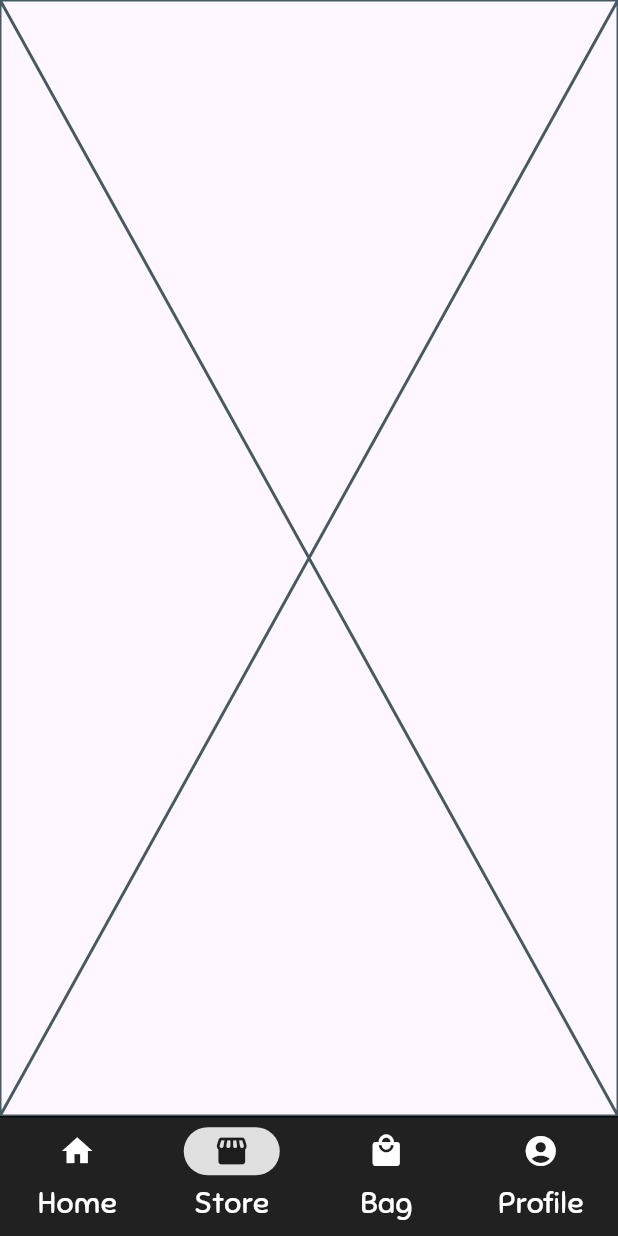
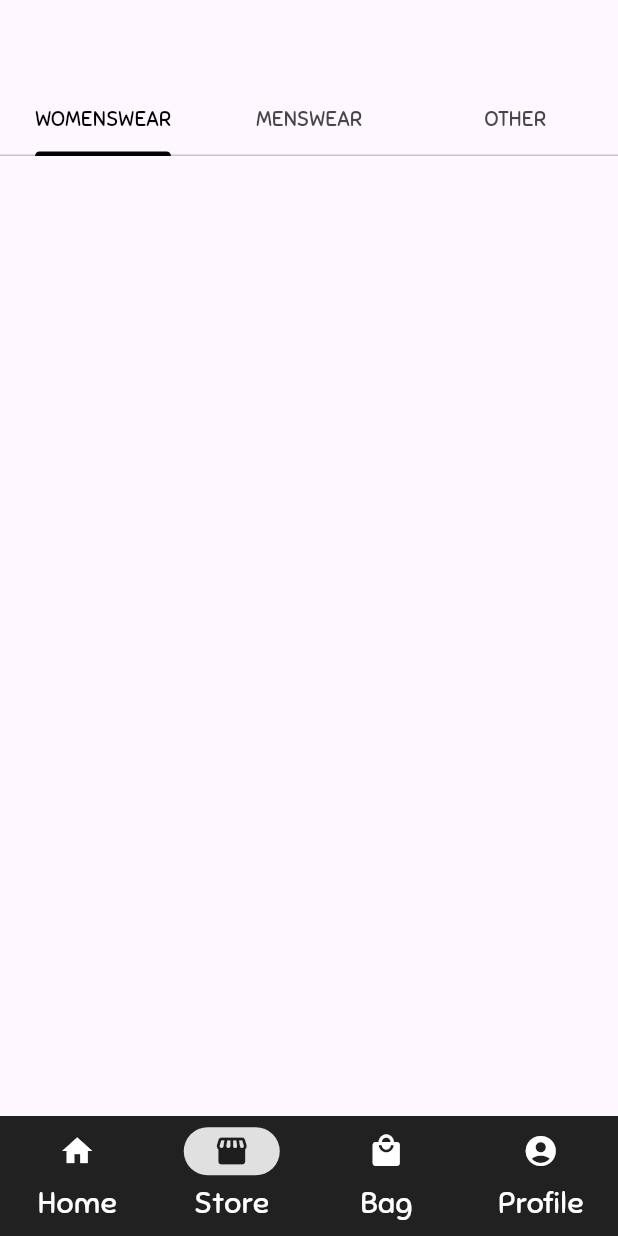
Before and after one commit to ChicoQuemador1/Garment, a Flutter app: the screen it shows once a user with an empty profile is signed in, item 2 of the bottom bar chosen, on a phone screen of 412 x 824 dp. Run offline on Flutter 3.47's test engine with Material 3 defaults, Android fonts, the phone set to English and light mode, and no system bars; our stand-ins replace cloud_firestore, firebase_auth, firebase_core; accounts and stored records are empty.

Commit message:
Additions to Store Page

```diff
--- a/Application/garment/lib/pages/main/store_page.dart
+++ b/Application/garment/lib/pages/main/store_page.dart
@@ -1,4 +1,7 @@
+// ignore_for_file: prefer_const_constructors, prefer_const_literals_to_create_immutables
+
 import 'package:flutter/material.dart';
+import 'package:flutter/widgets.dart';
 
 class StorePage extends StatefulWidget {
   const StorePage({super.key});
@@ -10,6 +13,84 @@ class StorePage extends StatefulWidget {
 class _StorePageState extends State<StorePage> {
   @override
   Widget build(BuildContext context) {
-    return const Placeholder();
+    return DefaultTabController(
+      length: 3,
+      child: Scaffold(
+        appBar: AppBar(
+          bottom: TabBar(
+            indicatorColor: Colors.black,
+            labelColor: Colors.black,
+            tabs: [
+              Tab(
+                child: GestureDetector(
+                  child: Text(
+                    "WOMENSWEAR",
+                    style: TextStyle(
+                      fontFamily: "Sniglet",
+                      fontSize: 14,
+                    ),
+                  ),
+                ),
+              ),
+              Tab(
+                child: GestureDetector(
+                  child: Text(
+                    "MENSWEAR",
+                    style: TextStyle(
+                      fontFamily: "Sniglet",
+                      fontSize: 14,
+                    ),
+                  ),
+                ),
+              ),
+              Tab(
+                child: GestureDetector(
+                  child: Text(
+                    "OTHER",
+                    style: TextStyle(
+                      fontFamily: "Sniglet",
+                      fontSize: 14,
+                    ),
+                  ),
+                ),
+              ),
+            ],
+          ),
+        ),
+        body: Padding(
+          padding: const EdgeInsets.fromLTRB(0, 0, 0, 0),
+          child: SafeArea(
+            child: Center(
+                /*
+              child: ListView(
+                children: [
+                  SizedBox(
+                    height: 575,
+                    child: GridView.builder(
+                      gridDelegate: SliverGridDelegateWithFixedCrossAxisCount(
+                          crossAxisCount: 3),
+                      itemBuilder: (BuildContext context, int index) {
+                        return GridTile(
+                          child: Padding(
+                            padding: const EdgeInsets.all(5.0),
+                            child: Container(
+                              decoration: BoxDecoration(
+                                border: Border.all(color: Colors.black),
+                              ),
+                              child: Text("item $index"),
+                            ),
+                          ),
+                        );
+                      },
+                      itemCount: 21,
+                    ),
+                  ),
+                ],
+              ),*/
+                ),
+          ),
+        ),
+      ),
+    );
   }
 }
```
Also changed, not shown: Application/garment/lib/pages/main/categories/womenswear_page.dart (added, +15 -0 lines), Application/garment/lib/pages/main/home_page.dart (+16 -2 lines).
